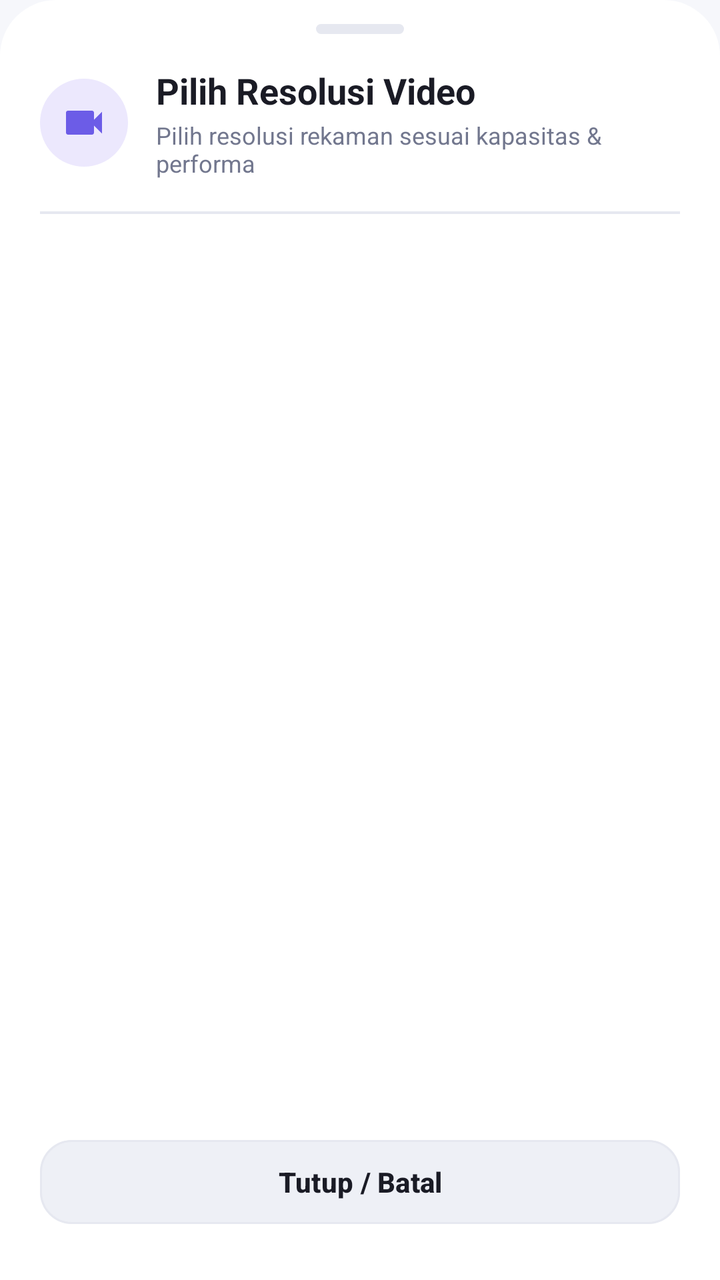
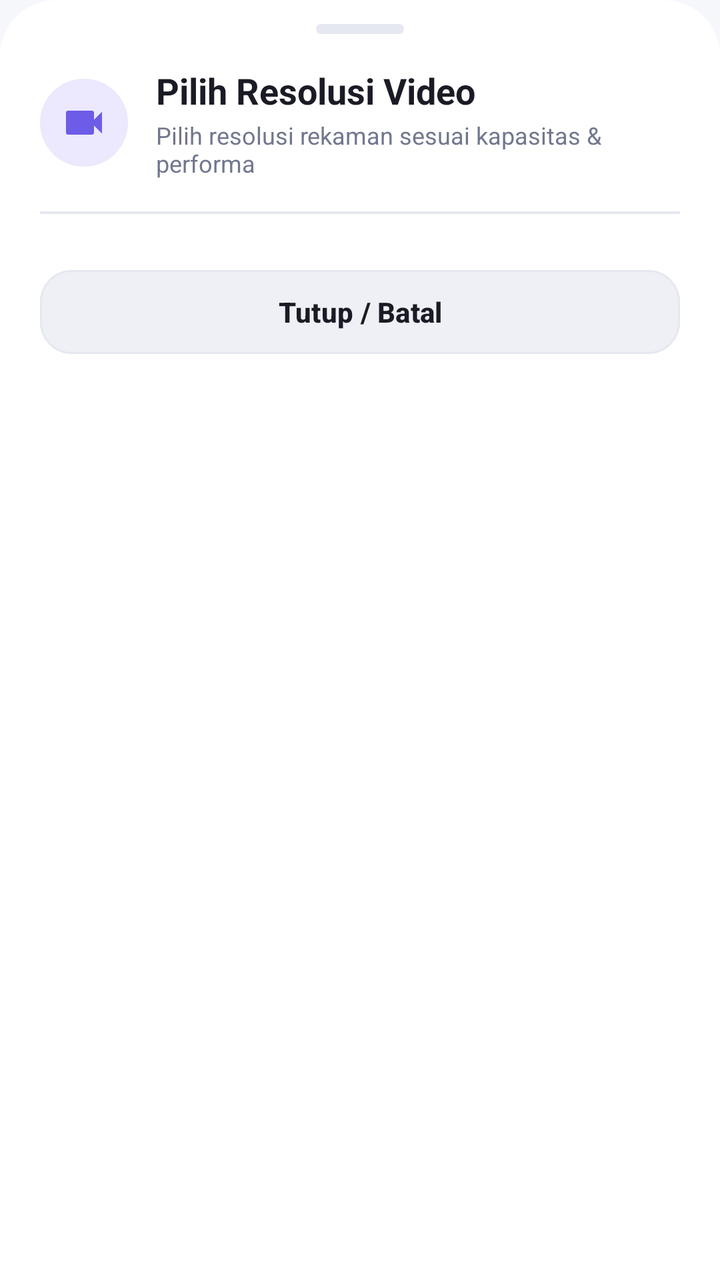

Before-and-after screenshots of an Android layout around one commit, followed by the original layout XML and the change that was made.
<!-- AndroidManifest.xml: application theme Theme.RekaminDulu -->
<!-- res/layout/layout_selection_bottom_sheet.xml -->
<?xml version="1.0" encoding="utf-8"?>
<LinearLayout xmlns:android="http://schemas.android.com/apk/res/android"
    xmlns:app="http://schemas.android.com/apk/res-auto"
    android:layout_width="match_parent"
    android:layout_height="wrap_content"
    android:background="@drawable/bg_bottom_sheet_surface"
    android:orientation="vertical"
    android:paddingHorizontal="20dp"
    android:paddingTop="12dp"
    android:paddingBottom="24dp">

    
    <View
        android:layout_width="44dp"
        android:layout_height="5dp"
        android:layout_gravity="center_horizontal"
        android:layout_marginBottom="16dp"
        android:background="@drawable/bg_chip_pill"
        android:backgroundTint="@color/colorBorder" />

    
    <LinearLayout
        android:layout_width="match_parent"
        android:layout_height="wrap_content"
        android:gravity="center_vertical"
        android:orientation="horizontal">

        <FrameLayout
            android:layout_width="44dp"
            android:layout_height="44dp"
            android:background="@drawable/bg_chip_pill"
            android:backgroundTint="@color/colorPrimaryContainer">

            <ImageView
                android:id="@+id/img_selection_icon"
                android:layout_width="24dp"
                android:layout_height="24dp"
                android:layout_gravity="center"
                android:contentDescription="Ikon Pengaturan"
                android:src="@drawable/ic_video"
                app:tint="@color/colorPrimary" />
        </FrameLayout>

        <LinearLayout
            android:layout_width="match_parent"
            android:layout_height="wrap_content"
            android:layout_marginStart="14dp"
            android:orientation="vertical">

            <TextView
                android:id="@+id/text_selection_title"
                android:layout_width="wrap_content"
                android:layout_height="wrap_content"
                android:text="Pilih Resolusi Video"
                android:textColor="@color/textTitle"
                android:textSize="18sp"
                android:textStyle="bold" />

            <TextView
                android:id="@+id/text_selection_subtitle"
                android:layout_width="wrap_content"
                android:layout_height="wrap_content"
                android:layout_marginTop="2dp"
                android:text="Pilih resolusi rekaman sesuai kapasitas &amp; performa"
                android:textColor="@color/textCaption"
                android:textSize="12sp" />
        </LinearLayout>
    </LinearLayout>

    <View
        android:layout_width="match_parent"
        android:layout_height="1.2dp"
        android:layout_marginTop="16dp"
        android:layout_marginBottom="14dp"
        android:background="@color/colorBorder" />

    
    <androidx.core.widget.NestedScrollView
        android:layout_width="match_parent"
        android:layout_height="wrap_content"
        android:layout_weight="1"
        android:fadeScrollbars="false"
        android:maxHeight="420dp"
        android:overScrollMode="never">

        <LinearLayout
            android:id="@+id/container_selection_options"
            android:layout_width="match_parent"
            android:layout_height="wrap_content"
            android:orientation="vertical" />
    </androidx.core.widget.NestedScrollView>

    
    <com.google.android.material.button.MaterialButton
        android:id="@+id/btn_selection_cancel"
        android:layout_width="match_parent"
        android:layout_height="50dp"
        android:layout_marginTop="10dp"
        android:minHeight="48dp"
        android:text="Tutup / Batal"
        android:textColor="@color/colorOnSurface"
        android:textSize="14sp"
        android:textStyle="bold"
        app:backgroundTint="@color/colorSurfaceVariant"
        app:cornerRadius="16dp"
        app:elevation="0dp"
        app:strokeColor="@color/colorBorder"
        app:strokeWidth="1dp" />
</LinearLayout>
<!-- resources referenced by this layout -->
<resources>
  <color name="colorBorder">#E6E8F0</color>
  <color name="colorOnSurface">#1A1B25</color>
  <color name="colorPrimary">#6C5CE7</color>
  <color name="colorPrimaryContainer">#ECE8FD</color>
  <color name="colorSurfaceVariant">#EEF0F6</color>
  <color name="textCaption">#72778E</color>
  <color name="textTitle">#1A1B25</color>
  <!-- drawable bg_bottom_sheet_surface (drawable) -->
  <?xml version="1.0" encoding="utf-8"?>
  <shape xmlns:android="http://schemas.android.com/apk/res/android"
      android:shape="rectangle">
      <solid android:color="@color/colorSurface" />
      <corners
          android:topLeftRadius="28dp"
          android:topRightRadius="28dp"
          android:bottomLeftRadius="0dp"
          android:bottomRightRadius="0dp" />
  </shape>
  <!-- drawable bg_chip_pill (drawable) -->
  <?xml version="1.0" encoding="utf-8"?>
  <shape xmlns:android="http://schemas.android.com/apk/res/android"
      android:shape="rectangle">
      <corners android:radius="24dp" />
      <solid android:color="@color/colorSurfaceVariant" />
  </shape>
  <!-- drawable ic_video (drawable) -->
  <vector xmlns:android="http://schemas.android.com/apk/res/android"
      android:width="24dp"
      android:height="24dp"
      android:viewportWidth="24"
      android:viewportHeight="24">
      <path
          android:fillColor="#6C5CE7"
          android:pathData="M17,10.5V7c0,-0.55 -0.45,-1 -1,-1H4c-0.55,0 -1,0.45 -1,1v10c0,0.55 0.45,1 1,1h12c0.55,0 1,-0.45 1,-1v-3.5l4,4v-11l-4,4z"/>
  </vector>
  <style name="Theme.RekaminDulu" parent="Theme.Material3.DayNight.NoActionBar">
          <item name="colorPrimary">@color/colorPrimary</item>
          <item name="colorOnPrimary">@color/colorOnPrimary</item>
          <item name="colorPrimaryContainer">@color/colorPrimaryContainer</item>
          <item name="colorOnPrimaryContainer">@color/colorOnPrimaryContainer</item>
          <item name="colorSurface">@color/colorSurface</item>
          <item name="colorOnSurface">@color/colorOnSurface</item>
          <item name="android:windowBackground">@color/colorBackground</item>
          <item name="android:statusBarColor">@color/colorBackground</item>
          <item name="android:windowLightStatusBar">true</item>
          <item name="android:navigationBarColor">@color/colorSurface</item>
      </style>
  <color name="colorSurface">#FFFFFF</color>
  <color name="colorOnPrimary">#FFFFFF</color>
  <color name="colorOnPrimaryContainer">#4435B8</color>
  <color name="colorBackground">#F6F7FB</color>
</resources>

<!-- the commit's change to res/layout/layout_selection_bottom_sheet.xml (unified diff, before → after) -->
@@ -1,6 +1,7 @@
 <?xml version="1.0" encoding="utf-8"?>
 <LinearLayout xmlns:android="http://schemas.android.com/apk/res/android"
     xmlns:app="http://schemas.android.com/apk/res-auto"
+    android:id="@+id/sheet_selection_root"
     android:layout_width="match_parent"
     android:layout_height="wrap_content"
     android:background="@drawable/bg_bottom_sheet_surface"
@@ -76,11 +77,10 @@
 
     
     <androidx.core.widget.NestedScrollView
+        android:id="@+id/scroll_selection_options"
         android:layout_width="match_parent"
         android:layout_height="wrap_content"
-        android:layout_weight="1"
         android:fadeScrollbars="false"
-        android:maxHeight="420dp"
         android:overScrollMode="never">
 
         <LinearLayout
